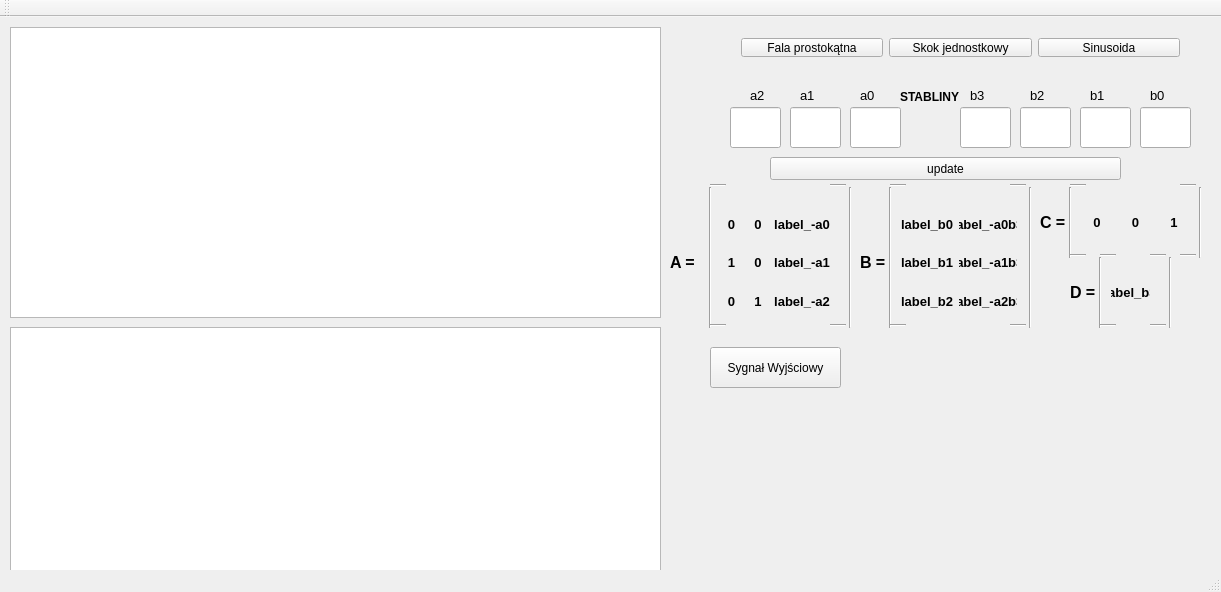
First picture: the form in mainwindow.ui, repository MikulskiM/MathematicalModeling_project, before the edit.
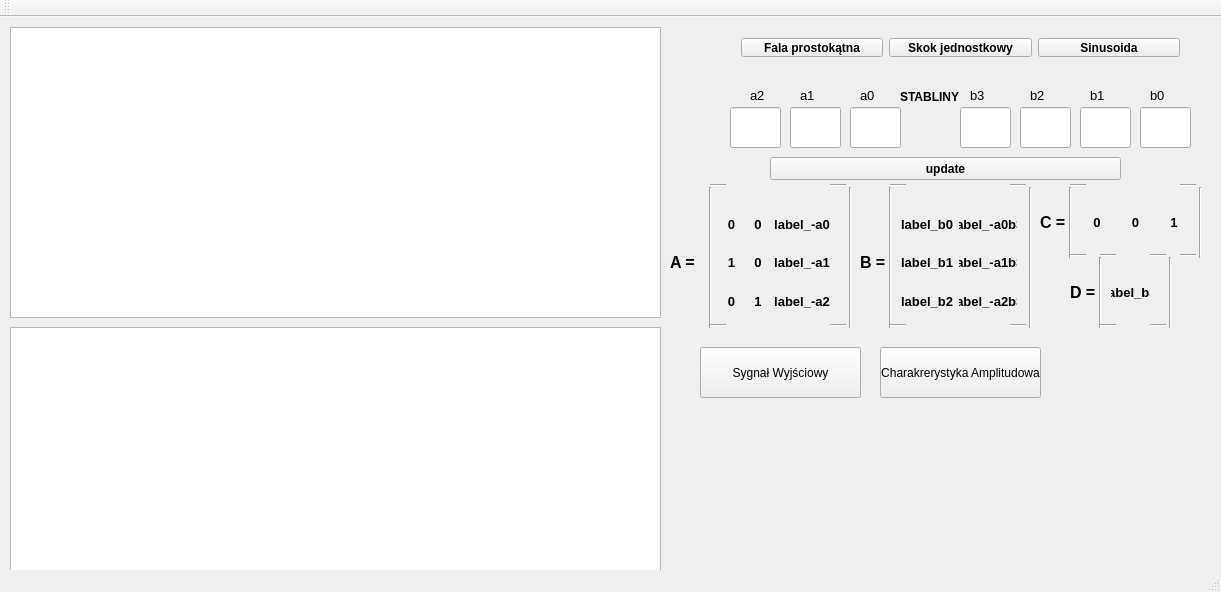
Second picture: the form after the edit. Custom widgets are drawn as their Qt base class.

What changed in the file:
```diff
--- a/mainwindow.ui
+++ b/mainwindow.ui
@@ -23,6 +23,12 @@
       <height>23</height>
      </rect>
     </property>
+    <property name="font">
+     <font>
+      <weight>75</weight>
+      <bold>true</bold>
+     </font>
+    </property>
     <property name="cursor">
      <cursorShape>PointingHandCursor</cursorShape>
     </property>
@@ -1146,6 +1152,15 @@
     <layout class="QHBoxLayout" name="horizontalLayout">
      <item>
       <widget class="QPushButton" name="pushButton">
+       <property name="font">
+        <font>
+         <weight>75</weight>
+         <bold>true</bold>
+        </font>
+       </property>
+       <property name="cursor">
+        <cursorShape>PointingHandCursor</cursorShape>
+       </property>
        <property name="text">
         <string>Fala prostokątna</string>
        </property>
@@ -1153,6 +1168,15 @@
      </item>
      <item>
       <widget class="QPushButton" name="pushButton_2">
+       <property name="font">
+        <font>
+         <weight>75</weight>
+         <bold>true</bold>
+        </font>
+       </property>
+       <property name="cursor">
+        <cursorShape>PointingHandCursor</cursorShape>
+       </property>
        <property name="text">
         <string>Skok jednostkowy</string>
        </property>
@@ -1160,6 +1184,15 @@
      </item>
      <item>
       <widget class="QPushButton" name="pushButton_3">
+       <property name="font">
+        <font>
+         <weight>75</weight>
+         <bold>true</bold>
+        </font>
+       </property>
+       <property name="cursor">
+        <cursorShape>PointingHandCursor</cursorShape>
+       </property>
        <property name="text">
         <string>Sinusoida</string>
        </property>
@@ -1190,16 +1223,38 @@
    <widget class="QPushButton" name="pushButton_4">
     <property name="geometry">
      <rect>
-      <x>710</x>
+      <x>700</x>
       <y>330</y>
-      <width>131</width>
-      <height>41</height>
+      <width>161</width>
+      <height>51</height>
      </rect>
     </property>
     <property name="text">
      <string>Sygnał Wyjściowy</string>
     </property>
    </widget>
+   <widget class="QPushButton" name="pushButton_charakterystyka_amplitudowa">
+    <property name="geometry">
+     <rect>
+      <x>880</x>
+      <y>330</y>
+      <width>161</width>
+      <height>51</height>
+     </rect>
+    </property>
+    <property name="minimumSize">
+     <size>
+      <width>10</width>
+      <height>10</height>
+     </size>
+    </property>
+    <property name="cursor">
+     <cursorShape>PointingHandCursor</cursorShape>
+    </property>
+    <property name="text">
+     <string>Charakrerystyka Amplitudowa</string>
+    </property>
+   </widget>
   </widget>
   <widget class="QToolBar" name="mainToolBar">
    <attribute name="toolBarArea">
```
Left out of the diff: 3 changed lines with no effect on the pictures.
